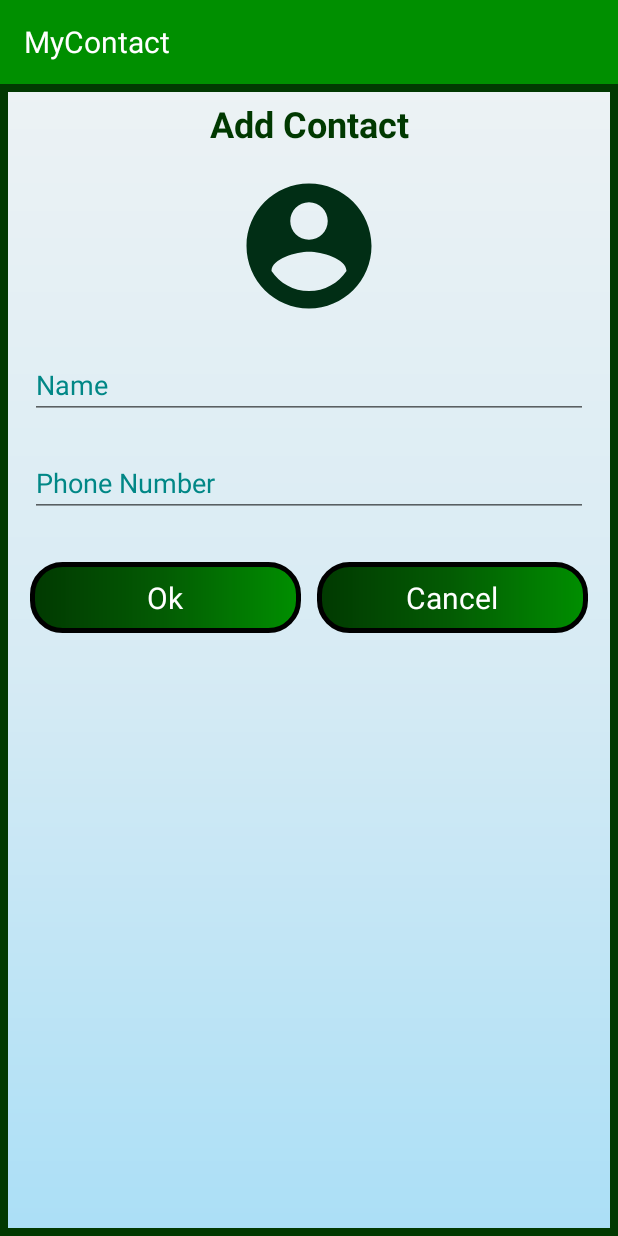
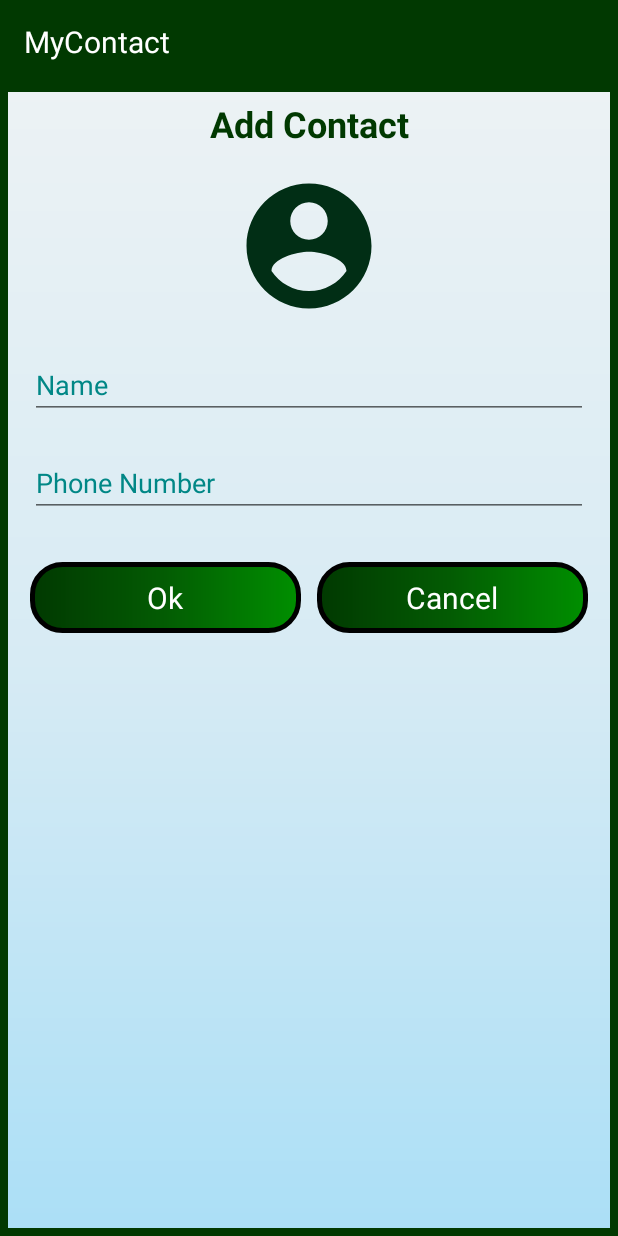
Before and after one commit to mohammadyt9731/MyContact, an Android app: the screen it shows after launch (MainActivity), after a tap on an icon or button, on a phone screen of 412 x 824 dp. Run offline under Robolectric (Android 15) with nearby library versions, the phone set to English and light mode, and no system bars.

Commit message:
change color

```diff
--- a/app/src/main/res/layout/activity_main.xml
+++ b/app/src/main/res/layout/activity_main.xml
@@ -12,7 +12,7 @@
 
         android:layout_width="match_parent"
         android:layout_height="?actionBarSize"
-        android:background="@color/green__500"
+        android:background="@color/green__900"
         android:layout_gravity="top"
         >
 
```
